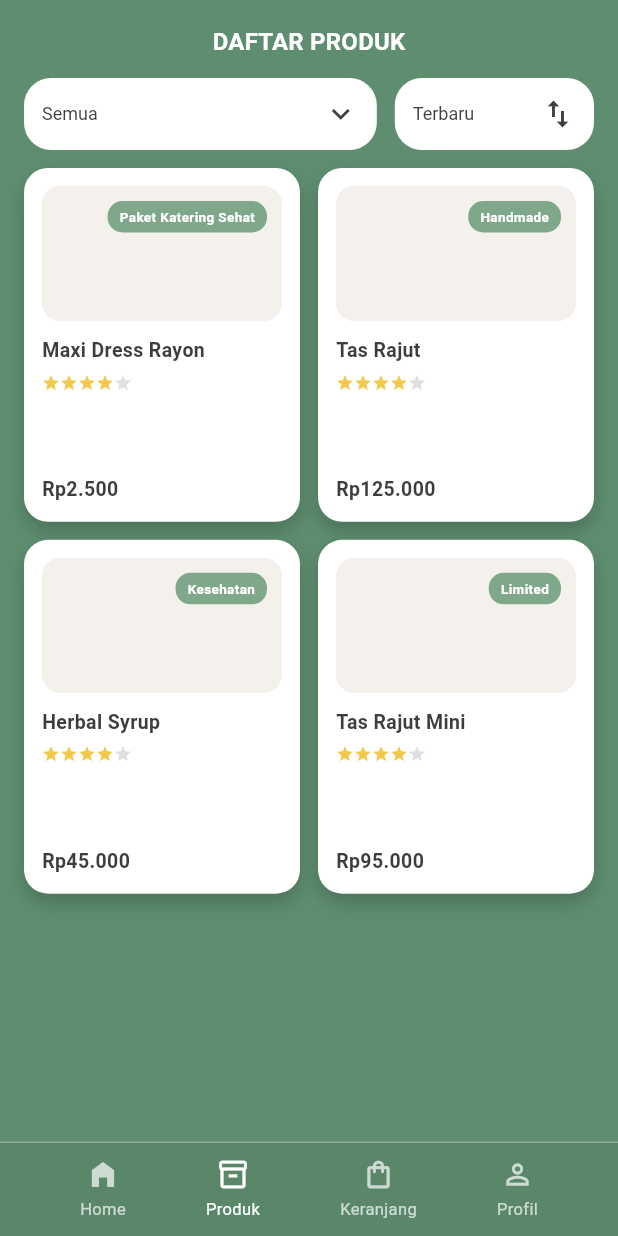
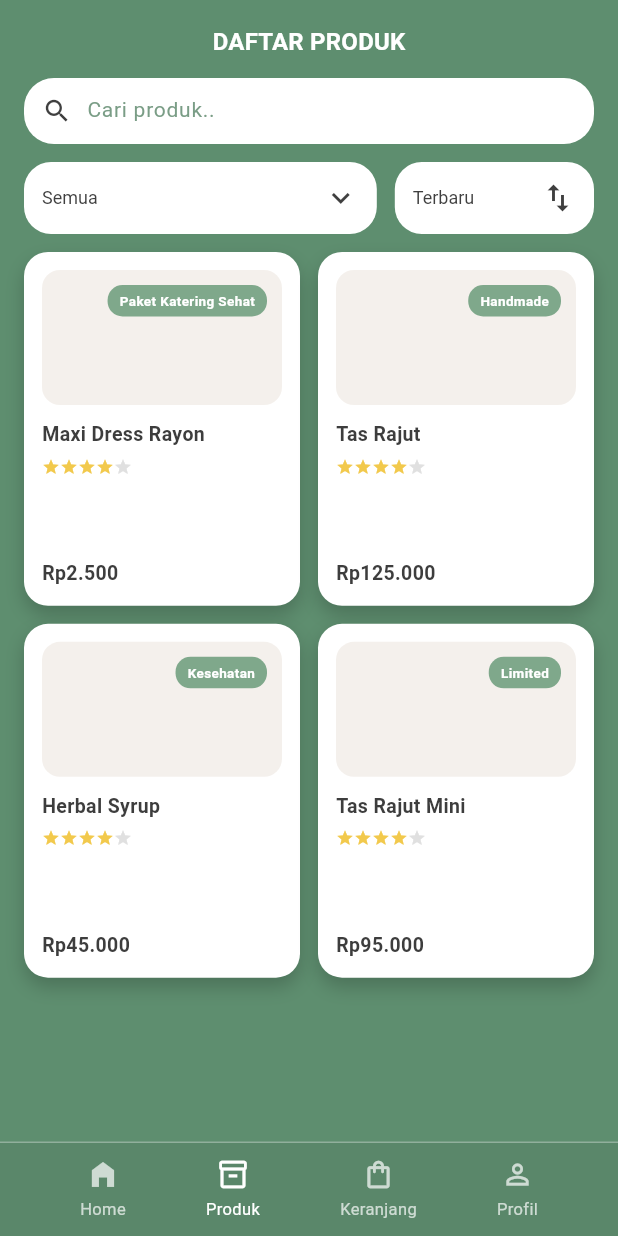
Before and after one commit to veo3yopi/distimall, a Flutter app: the screen it shows after launch, item 2 of the bottom bar chosen, on a phone screen of 412 x 824 dp. Run offline on Flutter 3.47's test engine with Material 3 defaults, Android fonts, the phone set to English and light mode, and no system bars; network calls fail; Roboto replaces fonts that are missing (Georgia).

Commit message:
perbaikan kolomp encarian

```diff
--- a/lib/data/repositories/category_repository.dart
+++ b/lib/data/repositories/category_repository.dart
@@ -1,5 +1,3 @@
-import 'package:flutter/material.dart';
-
 import '../../config/api_config.dart';
 import '../models/category_item.dart';
 import '../services/api_client.dart';
--- a/lib/main.dart
+++ b/lib/main.dart
@@ -96,12 +96,20 @@ class RootPage extends StatefulWidget {
 
 class _RootPageState extends State<RootPage> {
   int _currentIndex = 0;
+  String? _productsQuery;
 
   @override
   Widget build(BuildContext context) {
     final pages = [
-      const HomePage(),
-      const ProductsPage(),
+      HomePage(
+        onSearchSubmitted: (query) {
+          setState(() {
+            _productsQuery = query;
+            _currentIndex = 1;
+          });
+        },
+      ),
+      ProductsPage(initialQuery: _productsQuery),
       const _PlaceholderPage(title: 'Keranjang'),
       const _PlaceholderPage(title: 'Profil'),
     ];
@@ -154,13 +162,16 @@ class _RootPageState extends State<RootPage> {
 }
 
 class HomePage extends StatefulWidget {
-  const HomePage({super.key});
+  const HomePage({super.key, required this.onSearchSubmitted});
+
+  final ValueChanged<String> onSearchSubmitted;
 
   @override
   State<HomePage> createState() => _HomePageState();
 }
 
 class _HomePageState extends State<HomePage> {
+  final TextEditingController _searchController = TextEditingController();
   @override
   void initState() {
     super.initState();
@@ -178,6 +189,12 @@ class _HomePageState extends State<HomePage> {
   }
 
   @override
+  void dispose() {
+    _searchController.dispose();
+    super.dispose();
+  }
+
+  @override
   Widget build(BuildContext context) {
     return Scaffold(
       body: SafeArea(
@@ -191,18 +208,36 @@ class _HomePageState extends State<HomePage> {
                   const SizedBox(width: 12),
                   Expanded(
                     child: Container(
-                      padding: const EdgeInsets.symmetric(
-                        horizontal: 16,
-                        vertical: 12,
-                      ),
                       decoration: BoxDecoration(
                         color: Colors.white,
                         borderRadius: BorderRadius.circular(20),
                       ),
-                      child: const Text(
-                        'Cari di Disty Mall..',
-                        style: TextStyle(
-                          color: Color(0xFF7A9D86),
+                      child: TextField(
+                        controller: _searchController,
+                        textInputAction: TextInputAction.search,
+                        onSubmitted: (value) {
+                          final query = value.trim();
+                          if (query.isEmpty) {
+                            return;
+                          }
+                          widget.onSearchSubmitted(query);
+                          _searchController.clear();
+                        },
+                        decoration: const InputDecoration(
+                          hintText: 'Cari di Disty Mall..',
+                          hintStyle: TextStyle(
+                            color: Color(0xFF7A9D86),
+                            fontSize: 14,
+                          ),
+                          border: InputBorder.none,
+                          isCollapsed: true,
+                          contentPadding: EdgeInsets.symmetric(
+                            horizontal: 16,
+                            vertical: 12,
+                          ),
+                        ),
+                        style: const TextStyle(
+                          color: Color(0xFF3F3F3F),
                           fontSize: 14,
                         ),
                       ),
@@ -355,7 +390,9 @@ class _HomePageState extends State<HomePage> {
 }
 
 class ProductsPage extends StatefulWidget {
-  const ProductsPage({super.key});
+  const ProductsPage({super.key, this.initialQuery});
+
+  final String? initialQuery;
 
   @override
   State<ProductsPage> createState() => _ProductsPageState();
@@ -364,19 +401,51 @@ class ProductsPage extends StatefulWidget {
 class _ProductsPageState extends State<ProductsPage> {
   String _selectedCategory = 'Semua';
   _SortOption _sortOption = _SortOption.newest;
+  late final TextEditingController _searchController;
 
   @override
   void initState() {
     super.initState();
     final productProvider = context.read<ProductProvider>();
     final categoryProvider = context.read<CategoryProvider>();
+    _searchController = TextEditingController(text: widget.initialQuery ?? '');
     WidgetsBinding.instance.addPostFrameCallback((_) {
       if (!mounted) {
         return;
       }
-      productProvider.loadProducts();
+      if ((widget.initialQuery ?? '').trim().isNotEmpty) {
+        productProvider.searchProducts(widget.initialQuery!.trim());
+      } else {
+        productProvider.loadProducts();
+      }
       categoryProvider.loadCategories();
     });
+  }
+
+  @override
+  void didUpdateWidget(covariant ProductsPage oldWidget) {
+    super.didUpdateWidget(oldWidget);
+    final newQuery = widget.initialQuery?.trim() ?? '';
+    final oldQuery = oldWidget.initialQuery?.trim() ?? '';
+    if (newQuery != oldQuery) {
+      _searchController.text = newQuery;
+      WidgetsBinding.instance.addPostFrameCallback((_) {
+        if (!mounted) {
+          return;
+        }
+        if (newQuery.isNotEmpty) {
+          context.read<ProductProvider>().searchProducts(newQuery);
+        } else {
+          context.read<ProductProvider>().loadProducts();
+        }
+      });
+    }
+  }
+
+  @override
+  void dispose() {
+    _searchController.dispose();
+    super.dispose();
   }
 
   @override
@@ -389,6 +458,19 @@ class _ProductsPageState extends State<ProductsPage> {
             Text(
               'DAFTAR PRODUK',
               style: Theme.of(context).textTheme.titleMedium,
+            ),
+            const SizedBox(height: 12),
+            Padding(
+              padding: const EdgeInsets.symmetric(horizontal: 16),
+              child: _ProductSearchBar(
+                controller: _searchController,
+                onSearch: (query) {
+                  context.read<ProductProvider>().searchProducts(query);
+                  if (query.trim().isNotEmpty) {
+                    setState(() => _selectedCategory = 'Semua');
+                  }
+                },
+              ),
             ),
             const SizedBox(height: 12),
             Padding(
@@ -570,6 +652,82 @@ class _SortFilter extends StatelessWidget {
               onChanged(value);
             }
           },
+        ),
+      ),
+    );
+  }
+}
+
+class _ProductSearchBar extends StatefulWidget {
+  const _ProductSearchBar({
+    required this.controller,
+    required this.onSearch,
+  });
+
+  final TextEditingController controller;
+  final ValueChanged<String> onSearch;
+
+  @override
+  State<_ProductSearchBar> createState() => _ProductSearchBarState();
+}
+
+class _ProductSearchBarState extends State<_ProductSearchBar> {
+  @override
+  void initState() {
+    super.initState();
+    widget.controller.addListener(_handleChange);
+  }
+
+  @override
+  void dispose() {
+    widget.controller.removeListener(_handleChange);
+    super.dispose();
+  }
+
+  void _handleChange() {
+    setState(() {});
+  }
+
+  @override
+  Widget build(BuildContext context) {
+    final hasText = widget.controller.text.trim().isNotEmpty;
+    return Container(
+      height: 44,
+      decoration: BoxDecoration(
+        color: Colors.white,
+        borderRadius: BorderRadius.circular(20),
+      ),
+      child: TextField(
+        controller: widget.controller,
+        textInputAction: TextInputAction.search,
+        onSubmitted: (value) => widget.onSearch(value),
+        decoration: InputDecoration(
+          hintText: 'Cari produk..',
+          hintStyle: const TextStyle(
+            color: Color(0xFF7A9D86),
+            fontSize: 14,
+          ),
+          prefixIcon: const Padding(
+            padding: EdgeInsets.only(left: 12, right: 6),
+            child: Icon(Icons.search, color: Color(0xFF3F3F3F), size: 20),
+          ),
+          prefixIconConstraints: const BoxConstraints(minWidth: 0, minHeight: 0),
+          suffixIcon: hasText
+              ? IconButton(
+                  icon: const Icon(Icons.close, color: Color(0xFF7A9D86)),
+                  onPressed: () {
+                    widget.controller.clear();
+                    widget.onSearch('');
+                  },
+                )
+              : null,
+          border: InputBorder.none,
+          isDense: true,
+          contentPadding: const EdgeInsets.symmetric(vertical: 12),
+        ),
+        style: const TextStyle(
+          color: Color(0xFF3F3F3F),
+          fontSize: 14,
         ),
       ),
     );
```
Also changed, not shown: lib/data/repositories/product_repository.dart (+12 -4 lines), lib/providers/product_provider.dart (+21 -0 lines).
